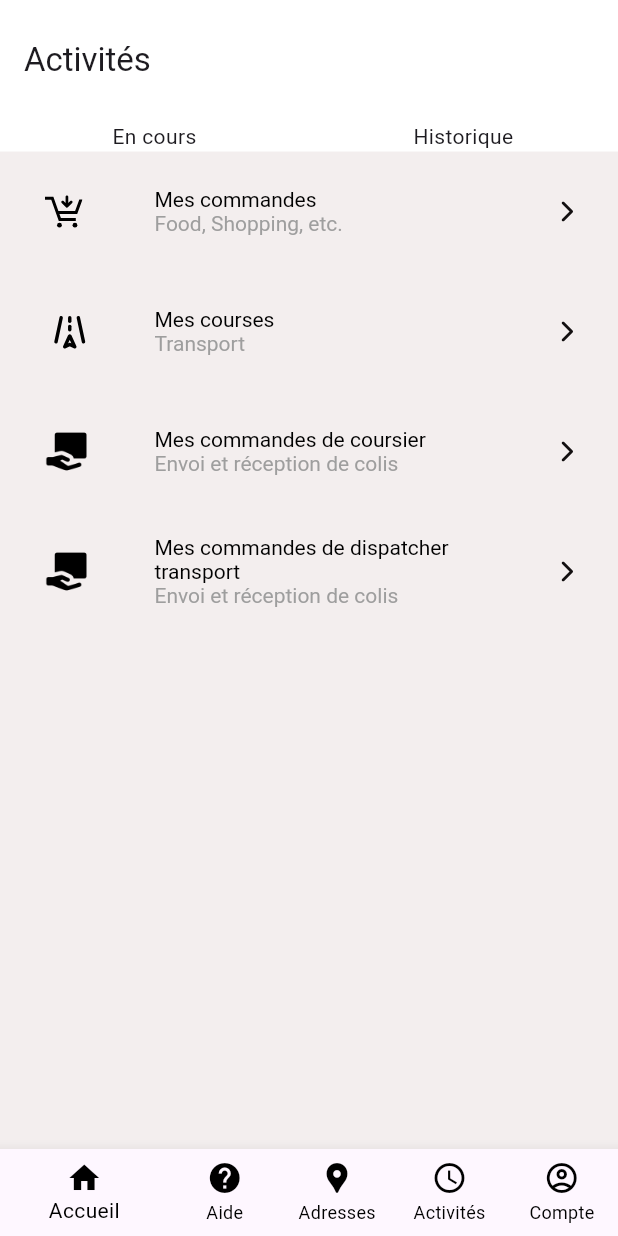
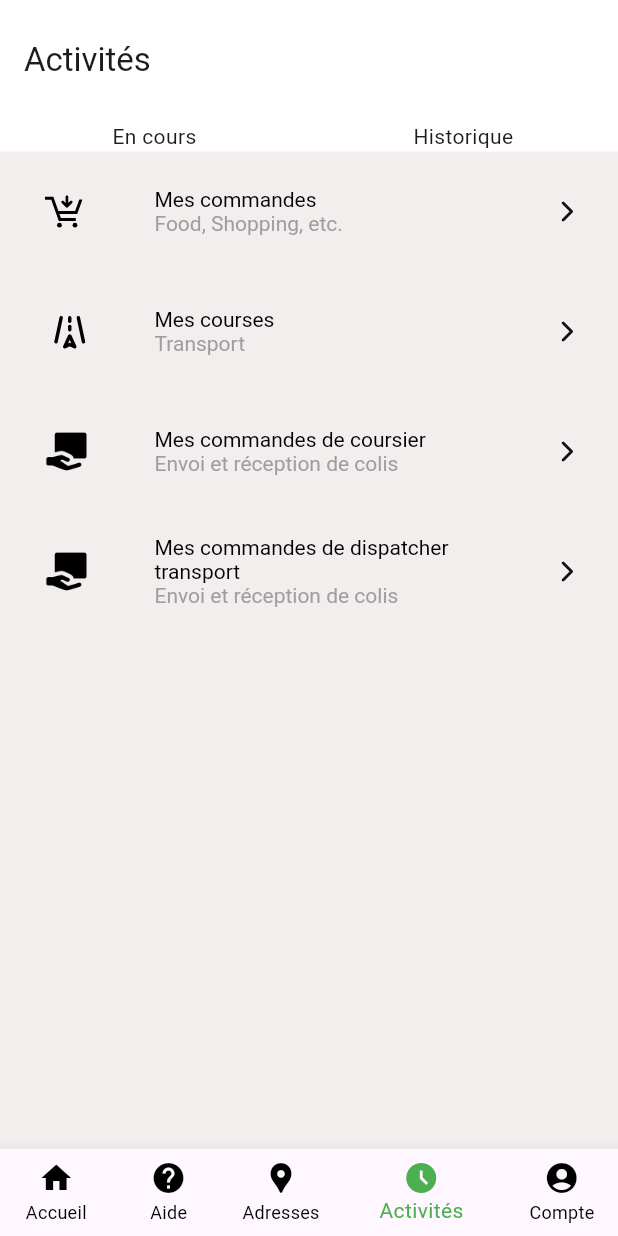
Before and after one commit to MissCynthia04/college_paris_mobile_gozem_clone, a Flutter app: the screen it shows after launch, on a phone screen of 412 x 824 dp. Run offline on Flutter 3.47's test engine with Material 3 defaults, Android fonts, the phone set to English and light mode, and no system bars; our stand-ins replace flutter_svg.

Commit message:
StatefulBottomNavigationBar

```diff
--- a/lib/features/home/screens/activity_screen.dart
+++ b/lib/features/home/screens/activity_screen.dart
@@ -193,11 +193,42 @@ class Historique extends StatelessWidget {
           ],
         ),
         backgroundColor: const Color.fromARGB(255, 243, 238, 238),
-        bottomNavigationBar: BottomNavigationBar(
+        bottomNavigationBar: CustomBottomNavigationBar(
+          initialIndex: 3,
+        ));
+  }
+}
+
+class CustomBottomNavigationBar extends StatefulWidget {
+  int initialIndex;
+  CustomBottomNavigationBar({required this.initialIndex});
+
+  @override
+  State<CustomBottomNavigationBar> createState() =>
+      _CustomBottomNavigationBarState();
+}
+
+class _CustomBottomNavigationBarState extends State<CustomBottomNavigationBar> {
+  int currentIndex = 0;
+  @override
+  void initState() {
+    currentIndex = widget.initialIndex;
+    super.initState();
+  }
+
+  @override
+  Widget build(BuildContext context) {
+    return BottomNavigationBar(
+      onTap: (value) {
+        currentIndex = value;
+        print(value);
+        setState(() {});
+      },
       unselectedItemColor: Colors.black,
-          selectedItemColor: Colors.black,
+      selectedItemColor: Colors.green,
       unselectedLabelStyle: const TextStyle(color: Colors.black),
       selectedLabelStyle: const TextStyle(color: Colors.black),
+      currentIndex: currentIndex,
       showSelectedLabels: true,
       showUnselectedLabels: true,
       items: const <BottomNavigationBarItem>[
@@ -206,10 +237,10 @@ class Historique extends StatelessWidget {
         BottomNavigationBarItem(
             icon: Icon(Icons.location_pin), label: "Adresses"),
         BottomNavigationBarItem(
-                icon: Icon(Icons.access_time), label: "Activités"),
+            icon: Icon(Icons.access_time_filled), label: "Activités"),
         BottomNavigationBarItem(
-                icon: Icon(Icons.account_circle_outlined), label: "Compte")
+            icon: Icon(Icons.account_circle), label: "Compte")
       ],
-        ));
+    );
   }
 }
```
Lines whose indentation alone changed are shown as unchanged.
